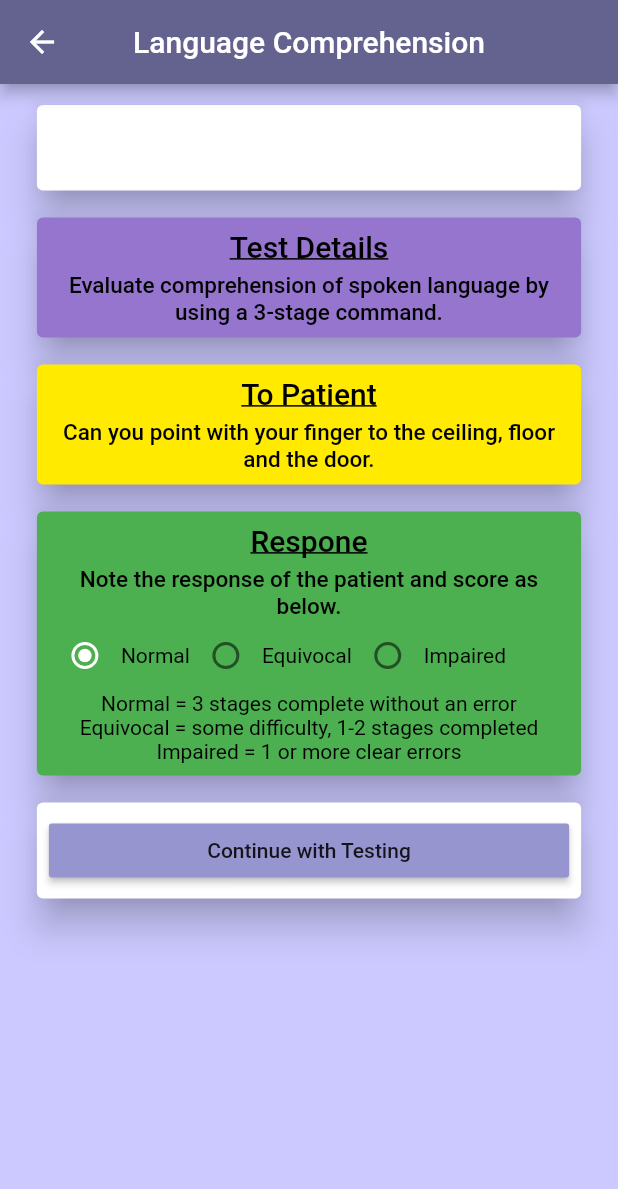
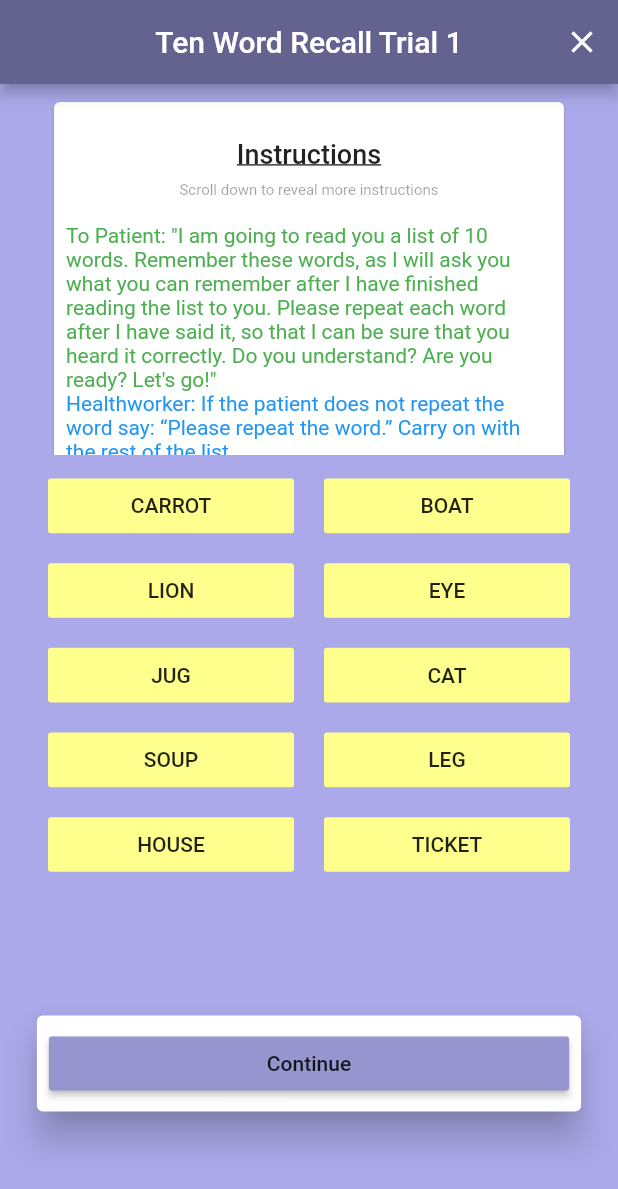
Before and after one commit to cortexuvula/mica-flutter-app, a Flutter app: the LanguageComprehension screen opened directly with empty values, after a tap on "Continue with Testing", on a phone screen of 412 x 824 dp. Shown: the top 1189 px of the screen. Run offline on Flutter 3.47's test engine with Material 2 defaults, Android fonts, the phone set to English and light mode, and no system bars; our stand-ins replace after_layout.

Commit message:
Addes Ten Word Trial 1 & 2

```diff
--- a/lib/resources/const_data.dart
+++ b/lib/resources/const_data.dart
@@ -15,3 +15,19 @@ const String testLanguageComprehensionResponse = "Note the response of the patie
 const String testLanguageComprehensionResponseNormal = "Normal = 3 stages complete without an error";
 const String testLanguageComprehensionResponseEquivocal = "Equivocal = some difficulty, 1-2 stages completed";
 const String testLanguageComprehensionResponseImpaired = "Impaired = 1 or more clear errors";
+
+const List<String> tenWordRecallList = ["CARROT", "BOAT", "LION", "EYE", "JUG", "CAT", "SOUP", "LEG", "HOUSE", "TICKET"];
+const List<String> tenWordMemoryList = ["CARROT", "ONION", "BUG", "JUG", "SHIP", "BOAT", "LION", "GOAT", "SPY", "EYE", "SOUP", "BUTTER", "BAT", "ARM",
+"CAT", "LEG", "MOUSE", "TICKET", "HOUSE", "BUCKET"];
+
+const String testTenWordRecallTrialOne = "Ten Word Recall Trial 1";
+const String instructionsTenWordRecallTrialOnePaient1 = "To Patient: \"I am going to read you a list of 10 words. Remember these words, as I will ask you what you can remember after I have finished reading the list to you. Please repeat each word after I have said it, so that I can be sure that you heard it correctly. Do you understand? Are you ready? Let's go!\"";
+const String instructionsTenWordRecallTrialOneHealthworker1 = "Healthworker: If the patient does not repeat the word say: \“Please repeat the word.\” Carry on with the rest of the list.";
+const String instructionsTenWordRecallTrialOnePatient2 = "To Patient: \“What were those words?\” ";
+const String instructionsTenWordRecallTrialOneHealthworker2 = "Healthworker: Tap on each word correctly recalled:";
+
+const String testTenWordRecallTrialTwo = "Ten Word Recall Trial 2";
+const String instructionsTenWordRecallTrialTwoHealthworker1 = "Healthworker: Read the words again, asking for repetition after every word.";
+const String instructionsTenWordRecallTrialTwoPatient1 = "To Patient: \“What were those words?\”";
+const String instructionsTenWordRecallTrialTwoHealthworker2 = "Healthworker: Tap on each word correctly recalled.";
+const String instructionsTenWordRecallTrialTwoPatient2 = "To Patient: \“Now remember the words because I will ask you later for it.\"";
--- a/lib/src/language_comprehension.dart
+++ b/lib/src/language_comprehension.dart
@@ -1,6 +1,8 @@
 import 'package:flutter/material.dart';
 import 'package:intl/intl.dart';
 import 'package:mica/resources/const_data.dart' as appData;
+import 'package:mica/src/home.dart';
+import 'package:mica/src/ten_word_recall_task_trial_one.dart';
 
 class LanguageComprehension extends StatefulWidget {
   String patientName;
@@ -33,6 +35,18 @@ class _LanguageComprehensionState extends State<LanguageComprehension> {
       appBar: AppBar(
         title: Text(appData.testLanguageComprehension),
         centerTitle: true,
+        actions: <Widget>[
+          IconButton(
+              icon: Icon(Icons.clear),
+              onPressed: () {
+                var router = new MaterialPageRoute(
+                    builder: (BuildContext context) => new Home(
+                      viewedDisclaimer: true,
+                    ));
+                Navigator.of(context).pushAndRemoveUntil(
+                    router, (Route<dynamic> route) => false);
+              })
+        ],
       ),
       body: ListView(
         children: <Widget>[
@@ -243,7 +257,18 @@ class _LanguageComprehensionState extends State<LanguageComprehension> {
                     child: Padding(
                       padding: EdgeInsets.all(8.0),
                       child: RaisedButton(
-                          onPressed: () => debugPrint("Hello"),
+                          onPressed: () {
+                            var router = new MaterialPageRoute(
+                                builder: (BuildContext context) => new TenWordRecallTrialOne(
+                                  patientName: widget.patientName,
+                                  assessorName: widget.assessorName,
+                                  handedness: widget.handedness,
+                                  assessmentDate: widget.assessmentDate,
+                                  languageComprehensionRadioValue: _radioValue,
+                                ));
+                            Navigator.of(context).pushAndRemoveUntil(
+                                router, (Route<dynamic> route) => false);
+                          },
                         child: Text("Continue with Testing"),
                       ),
                     ),
--- /dev/null
+++ b/lib/src/ten_word_recall_task_trial_one.dart
@@ -0,0 +1,202 @@
+import 'package:flutter/material.dart';
+import 'package:mica/resources/const_data.dart' as appData;
+import 'package:mica/src/home.dart';
+import 'package:mica/src/ten_word_recall_task_trial_two.dart';
+
+class TenWordRecallTrialOne extends StatefulWidget {
+  String patientName;
+  String assessorName;
+  String handedness;
+  DateTime assessmentDate;
+  int languageComprehensionRadioValue;
+
+  TenWordRecallTrialOne(
+      {Key key,
+      this.patientName,
+      this.assessorName,
+      this.handedness,
+      this.assessmentDate,
+      this.languageComprehensionRadioValue})
+      : super(key: key);
+
+  @override
+  _TenWordRecallTrialOneState createState() => _TenWordRecallTrialOneState();
+}
+
+class _TenWordRecallTrialOneState extends State<TenWordRecallTrialOne>
+    with SingleTickerProviderStateMixin {
+  List<Color> wordButtonColor = [];
+  int scoreTenWordRecallTrialOne = 0;
+
+  bool activeContinueButton = false;
+
+  @override
+  void initState() {
+    super.initState();
+    for (var i = 0; i < 10; i++) {
+      wordButtonColor.add(Colors.yellowAccent.shade100);
+    }
+  }
+
+  @override
+  Widget build(BuildContext context) {
+    var _width = MediaQuery.of(context).size.width;
+    var screenHeightInfo =
+        (MediaQuery.of(context).size.height * 0.3).floorToDouble();
+    var screenHeightWords =
+        (MediaQuery.of(context).size.height * 0.45).floorToDouble();
+    return Scaffold(
+      appBar: AppBar(
+        title: Text(appData.testTenWordRecallTrialOne),
+        centerTitle: true,
+        actions: <Widget>[
+          IconButton(
+              icon: Icon(Icons.clear),
+              onPressed: () {
+                var router = new MaterialPageRoute(
+                    builder: (BuildContext context) => new Home(
+                      viewedDisclaimer: true,
+                    ));
+                Navigator.of(context).pushAndRemoveUntil(
+                    router, (Route<dynamic> route) => false);
+              })
+        ],
+      ),
+      body: Column(
+        children: <Widget>[
+          SizedBox(
+            height: screenHeightInfo,
+            child: ListView(
+              padding: EdgeInsets.fromLTRB(32.0, 8.0, 32.0, 8.0),
+              children: <Widget>[
+                Card(
+                  color: Colors.white,
+                  child: Padding(
+                    padding: const EdgeInsets.all(8.0),
+                    child: Column(
+                      children: <Widget>[
+                        Padding(padding: EdgeInsets.all(8.0)),
+                        Row(
+                          mainAxisAlignment: MainAxisAlignment.center,
+                          children: <Widget>[
+                            Text(
+                              "Instructions",
+                              style: TextStyle(
+                                  fontSize: 18.0,
+                                  fontWeight: FontWeight.w500,
+                                  decoration: TextDecoration.underline),
+                            ),
+                          ],
+                        ),
+                        Padding(padding: EdgeInsets.all(4.0)),
+                        Row(
+                          mainAxisAlignment: MainAxisAlignment.center,
+                          children: <Widget>[
+                            Text(
+                              "Scroll down to reveal more instructions",
+                              style: TextStyle(
+                                  fontSize: 10.0, color: Colors.black38),
+                            ),
+                          ],
+                        ),
+                        Padding(padding: EdgeInsets.all(8.0)),
+                        Text(
+                          appData.instructionsTenWordRecallTrialOnePaient1,
+                          style: TextStyle(color: Colors.green),
+                        ),
+//                    Padding(padding: EdgeInsets.all(8.0)),
+                        Text(
+                          appData
+                              .instructionsTenWordRecallTrialOneHealthworker1,
+                          style: TextStyle(color: Colors.blue),
+                        ),
+//                    Padding(padding: EdgeInsets.all(8.0)),
+                        Text(
+                          appData.instructionsTenWordRecallTrialOnePatient2,
+                          style: TextStyle(color: Colors.green),
+                        ),
+//                    Padding(padding: EdgeInsets.all(8.0)),
+                        Text(
+                          appData
+                              .instructionsTenWordRecallTrialOneHealthworker2,
+                          style: TextStyle(color: Colors.blue),
+                        ),
+                      ],
+                      crossAxisAlignment: CrossAxisAlignment.start,
+                    ),
+                  ),
+                )
+              ],
+            ),
+          ),
+          SizedBox(
+            height: screenHeightWords,
+            child: Scrollbar(
+              child: GridView.count(
+                  addRepaintBoundaries: true,
+                  crossAxisCount: 2,
+                  childAspectRatio: 4.5,
+                  padding: EdgeInsets.fromLTRB(32.0, 16.0, 32.0, 0.0),
+                  crossAxisSpacing: 20.0,
+                  mainAxisSpacing: 20.0,
+                  children: List.generate(10, (index) {
+                    return FlatButton(
+                      color: wordButtonColor[index],
+                      onPressed: () {
+                        setState(() {
+                          if (wordButtonColor[index] ==
+                              Colors.yellowAccent.shade100) {
+                            wordButtonColor[index] = Colors.green;
+                            scoreTenWordRecallTrialOne += 1;
+                          } else if (wordButtonColor[index] == Colors.green) {
+                            wordButtonColor[index] =
+                                Colors.yellowAccent.shade100;
+                            scoreTenWordRecallTrialOne -= 1;
+                          }
+
+                          if (scoreTenWordRecallTrialOne == 10) {
+                            activeContinueButton = true;
+                          }
+                        });
+                      },
+                      child: Text("${appData.tenWordRecallList[index]}"),
+                    );
+                  })),
+            ),
+          ),
+          Container(
+              width: _width * 0.9,
+              child: Card(
+                elevation: 10.0,
+                color: Colors.white,
+                child: Padding(
+                  padding: const EdgeInsets.all(8.0),
+                  child: RaisedButton(
+                    child: Text(
+                      "Continue",
+                      overflow: TextOverflow.clip,
+                    ),
+                    //onPressed: () => debugPrint("hello"),
+                  onPressed: () {
+                    var router = new MaterialPageRoute(
+                        builder: (BuildContext context) =>
+                        new TenWordRecallTrialTwo(
+                          patientName: widget.patientName,
+                          assessorName: widget.assessorName,
+                          handedness: widget.handedness,
+                          assessmentDate: widget.assessmentDate,
+                          languageComprehensionRadioValue: widget.languageComprehensionRadioValue,
+                          trialOneScore: scoreTenWordRecallTrialOne,
+                        ));
+                    Navigator.of(context).pushAndRemoveUntil(
+                        router, (Route<dynamic> route) => false);
+                  }
+                  ),
+                ),
+              )),
+        ],
+      ),
+      backgroundColor: Theme.of(context).backgroundColor,
+    );
+  }
+}
```
Also changed, not shown: lib/src/ten_word_recall_task_trial_two.dart (added, +197 -0 lines).
